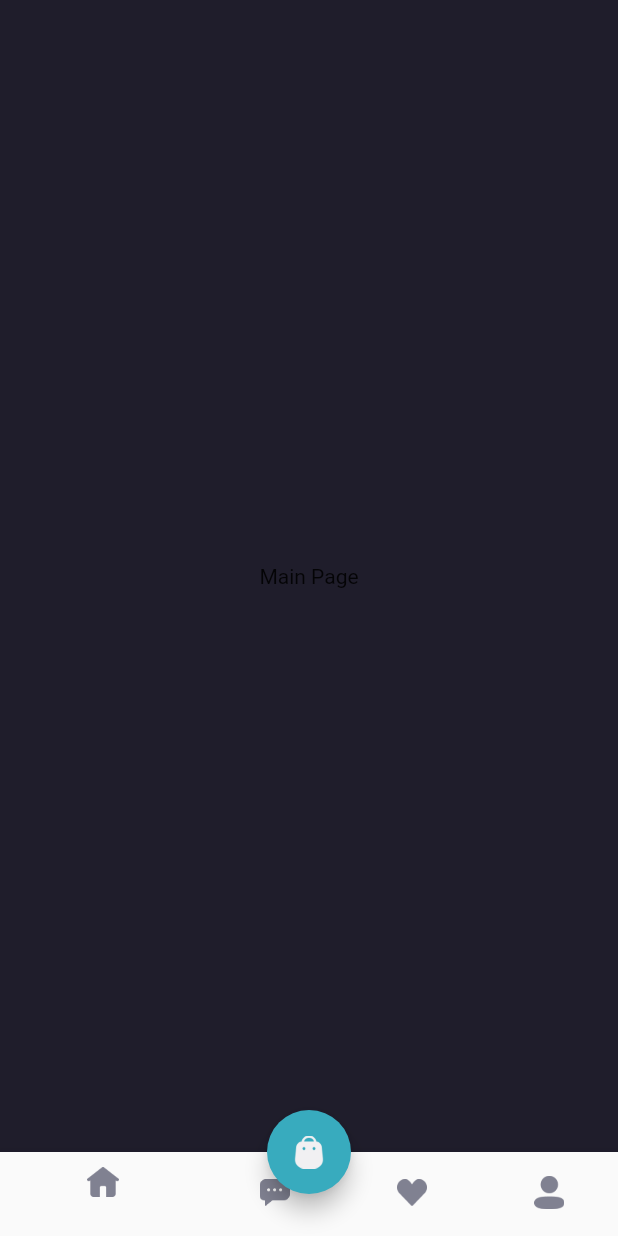
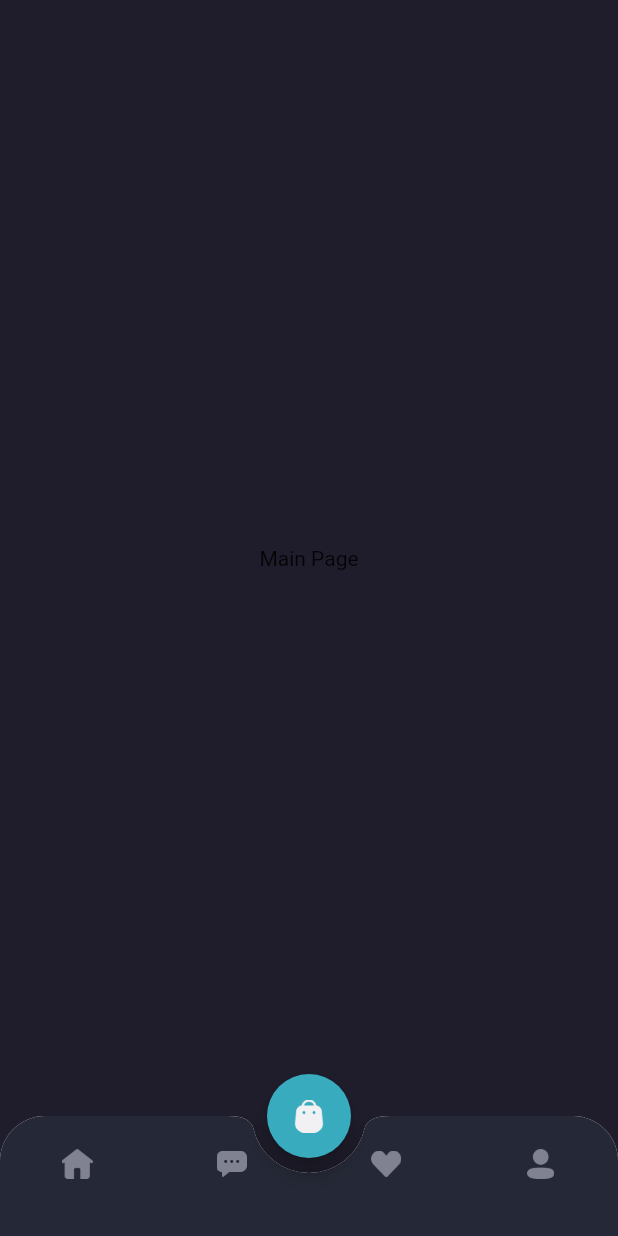
Before and after one commit to fahadhafizdev/shamo_app, a Flutter app: the screen it shows after launch, on a phone screen of 412 x 824 dp. Run offline on Flutter 3.47's test engine with Material 2 defaults, Android fonts, the phone set to English and light mode, and no system bars; our stand-ins replace google_fonts.

Commit message:
update customBottomNavbar

```diff
--- a/lib/ui/page/home/main_page.dart
+++ b/lib/ui/page/home/main_page.dart
@@ -17,8 +17,17 @@ class MainPage extends StatelessWidget {
     }
 
     Widget customBottomNav() {
-      return BottomNavigationBar(
+      return ClipRRect(
+        borderRadius: BorderRadius.vertical(
+          top: Radius.circular(30),
+        ),
+        child: BottomAppBar(
+          shape: CircularNotchedRectangle(),
+          clipBehavior: Clip.antiAlias,
+          notchMargin: 10,
+          child: BottomNavigationBar(
             backgroundColor: bgColor,
+            type: BottomNavigationBarType.fixed,
             items: [
               BottomNavigationBarItem(
                 icon: Image.asset(
@@ -44,11 +53,13 @@ class MainPage extends StatelessWidget {
               BottomNavigationBarItem(
                 icon: Image.asset(
                   'assets/images/icon_profile.png',
-              width: 20,
+                  width: 18,
                 ),
                 label: '',
               ),
             ],
+          ),
+        ),
       );
     }
 
@@ -56,7 +67,7 @@ class MainPage extends StatelessWidget {
       backgroundColor: mainColor,
       floatingActionButton: cardButton(),
       floatingActionButtonLocation: FloatingActionButtonLocation.centerDocked,
-      bottomNavigationBar: customBottomNav(),
+      bottomNavigationBar: SizedBox(height: 80, child: customBottomNav()),
       body: Center(
         child: Text(
           'Main Page',
--- a/lib/ui/page/home_page.dart
+++ /dev/null
@@ -1,13 +0,0 @@
-import 'package:flutter/material.dart';
-import 'package:shamo_app/shared/theme.dart';
-
-class HomePage extends StatelessWidget {
-  @override
-  Widget build(BuildContext context) {
-    return Scaffold(
-      body: Center(
-        child: Text('Home Page'),
-      ),
-    );
-  }
-}
```
Lines whose indentation alone changed are shown as unchanged.
